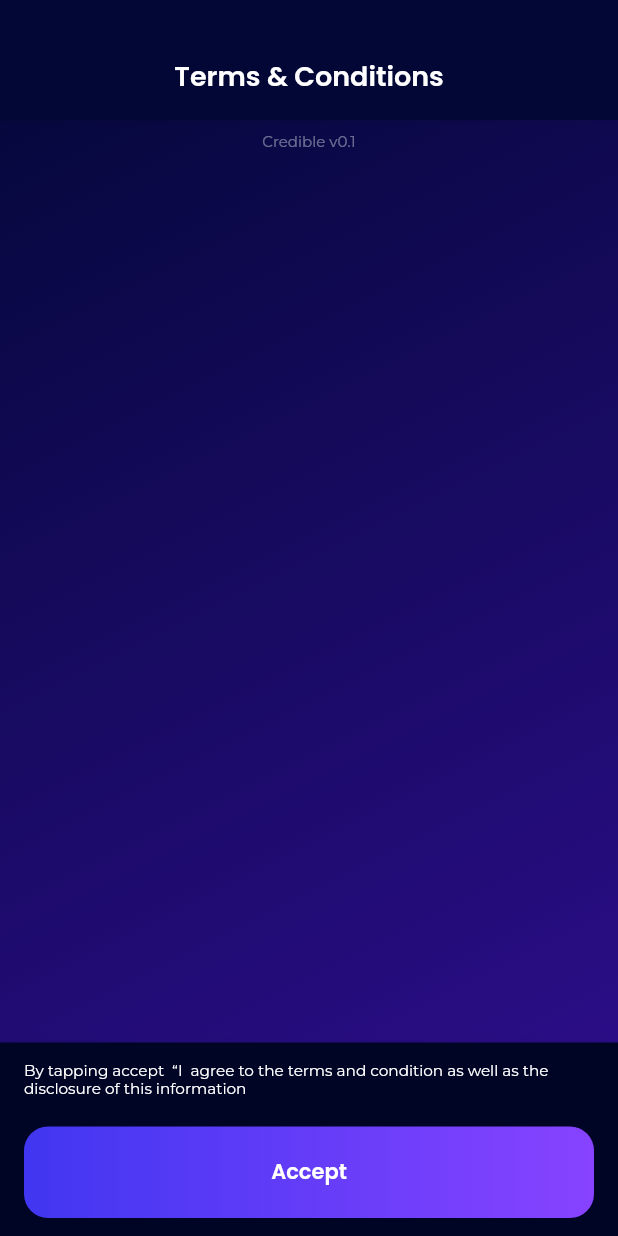
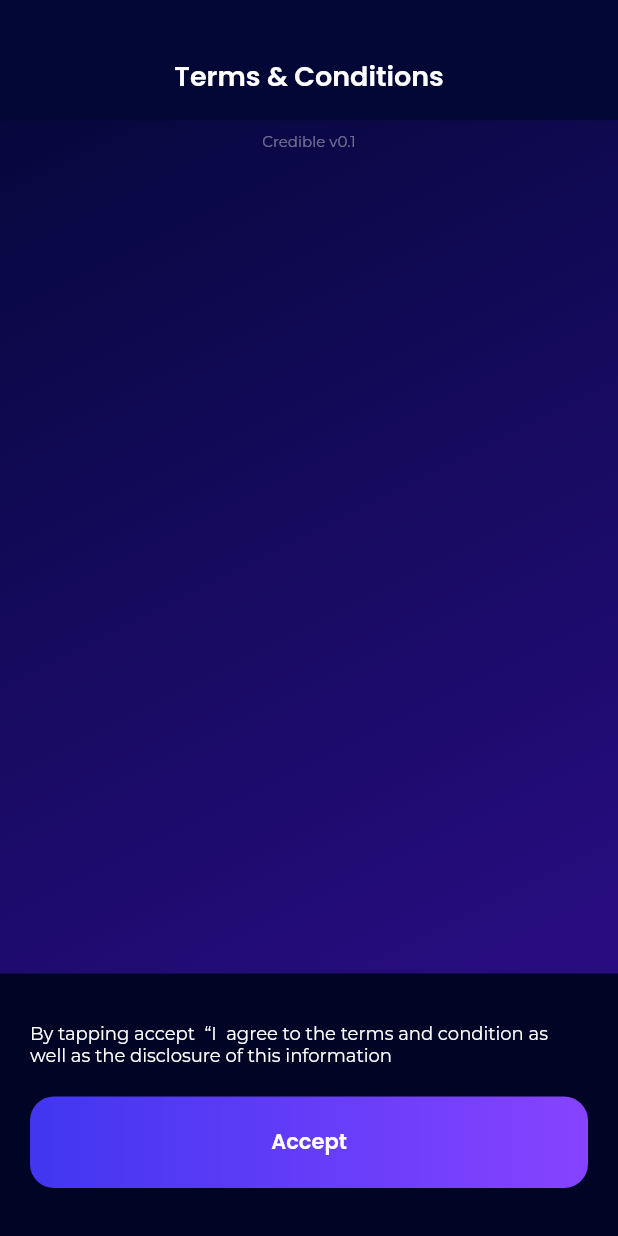
Before and after one commit to spruceid/wallet, a Flutter app: the OnBoardingTosPage screen opened by its route, on a phone screen of 412 x 824 dp. Run offline on Flutter 3.47's test engine with Material 2 defaults, Android fonts, the phone set to English and light mode, and no system bars; our stand-ins replace bloc, dio, flutter_bloc, flutter_modular, flutter_secure_storage, flutter_svg and 6 more; missing offline and left inert: bip39, dart:html, didkit, ed25519_hd_key, qr_code_scanner; accounts and stored records are empty; project files that could hold a hidden picture were left out.

Commit message:
Fix padding on ToS screen

```diff
--- a/lib/app/pages/on_boarding/tos.dart
+++ b/lib/app/pages/on_boarding/tos.dart
@@ -70,25 +70,27 @@ class OnBoardingTosPage extends StatelessWidget {
               vertical: 12.0,
             ),
             child: SafeArea(
+              child: Padding(
+                padding: const EdgeInsets.all(20.0),
                 child: Column(
                   mainAxisSize: MainAxisSize.min,
                   crossAxisAlignment: CrossAxisAlignment.stretch,
                   children: [
-                  _padHorizontal(Text(
+                    Text(
                       'By tapping accept  “I  agree to the terms and condition as well as the disclosure of this information',
                       style: Theme.of(context)
                           .textTheme
-                        .bodyText2!
-                        .apply(fontSizeFactor: 0.85),
-                  )),
+                          .bodyText2,
+                    ),
                     const SizedBox(height: 20.0),
-                  _padHorizontal(BaseButton.primary(
+                    BaseButton.primary(
                       onPressed: () {
                         Modular.to.pushReplacementNamed('/on-boarding/key');
                       },
                       child: Text(localizations.onBoardingTosButton),
-                  )),
+                    )
                   ],
+                ),
               ),
             ),
           ),
```
Lines whose indentation alone changed are shown as unchanged.
